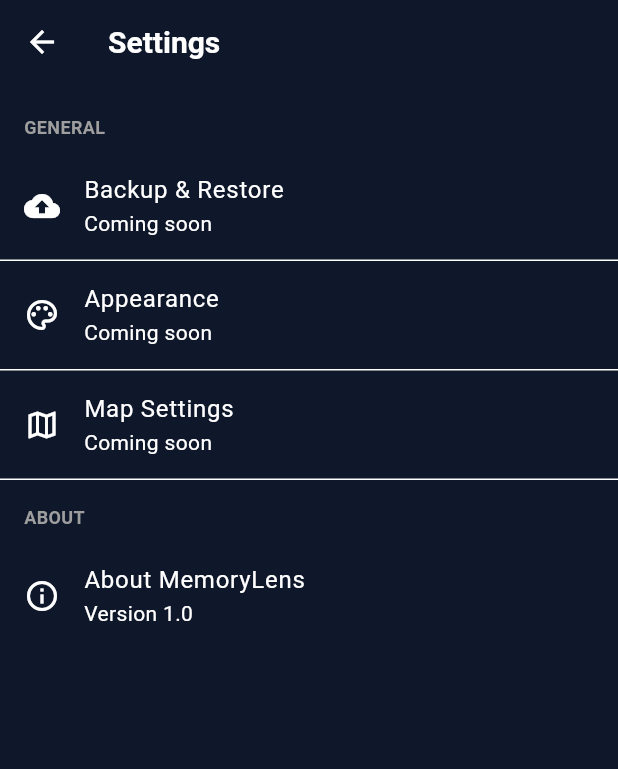
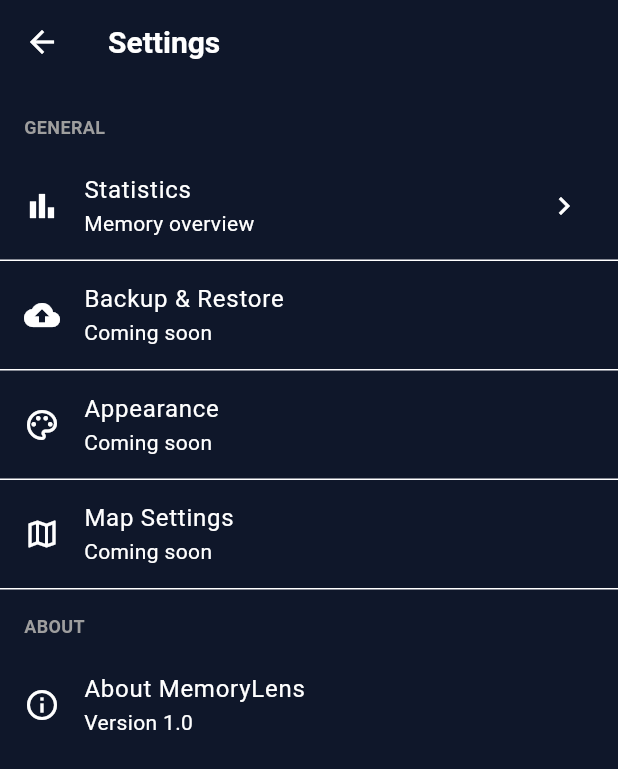
Before and after one commit to TGNman1975/memorylens-app, a Flutter app: the SettingsScreen screen opened directly, on a phone screen of 412 x 824 dp. Shown: the top 769 px of the screen. Run offline on Flutter 3.47's test engine with Material 3 defaults, Android fonts, the phone set to English and light mode, and no system bars; our stand-ins replace drift, flutter_map, geolocator, image_picker, latlong2; accounts and stored records are empty; generated files the repository leaves out were written again.

Commit message:
Clean settings and prepare backup feature"
Clean settings and prepare backup feature"

```diff
--- a/lib/screens/settings_screen.dart
+++ b/lib/screens/settings_screen.dart
@@ -1,4 +1,6 @@
 import 'package:flutter/material.dart';
+
+import 'statistics_screen.dart';
 
 class SettingsScreen extends StatelessWidget {
   const SettingsScreen({super.key});
@@ -11,8 +13,8 @@
       ),
       body: ListView(
         padding: const EdgeInsets.symmetric(vertical: 12),
-        children: const [
-          Padding(
+        children: [
+          const Padding(
             padding: EdgeInsets.fromLTRB(16, 8, 16, 8),
             child: Text(
               'GENERAL',
@@ -23,25 +25,49 @@
               ),
             ),
           ),
+
           ListTile(
+            leading: const Icon(Icons.bar_chart),
+            title: const Text('Statistics'),
+            subtitle: const Text('Memory overview'),
+            trailing: const Icon(Icons.chevron_right),
+            onTap: () {
+              Navigator.push(
+                context,
+                MaterialPageRoute(
+                  builder: (_) => const StatisticsScreen(),
+                ),
+              );
+            },
+          ),
+
+          const Divider(height: 1),
+
+          const ListTile(
             leading: Icon(Icons.backup),
             title: Text('Backup & Restore'),
             subtitle: Text('Coming soon'),
           ),
-          Divider(height: 1),
-          ListTile(
+
+          const Divider(height: 1),
+
+          const ListTile(
             leading: Icon(Icons.palette_outlined),
             title: Text('Appearance'),
             subtitle: Text('Coming soon'),
           ),
-          Divider(height: 1),
-          ListTile(
+
+          const Divider(height: 1),
+
+          const ListTile(
             leading: Icon(Icons.map_outlined),
             title: Text('Map Settings'),
             subtitle: Text('Coming soon'),
           ),
-          Divider(height: 1),
-          Padding(
+
+          const Divider(height: 1),
+
+          const Padding(
             padding: EdgeInsets.fromLTRB(16, 16, 16, 8),
             child: Text(
               'ABOUT',
@@ -52,7 +78,8 @@
               ),
             ),
           ),
-          ListTile(
+
+          const ListTile(
             leading: Icon(Icons.info_outline),
             title: Text('About MemoryLens'),
             subtitle: Text('Version 1.0'),
```
Also changed, not shown: lib/services/backup_service.dart (added, +42 -0 lines).
